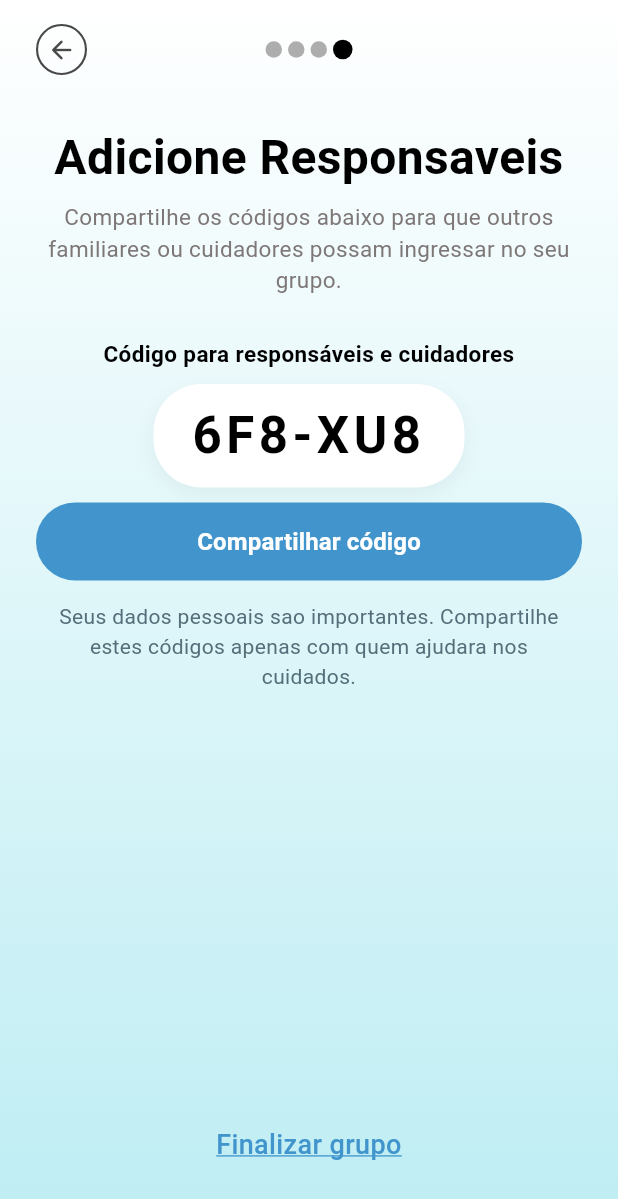
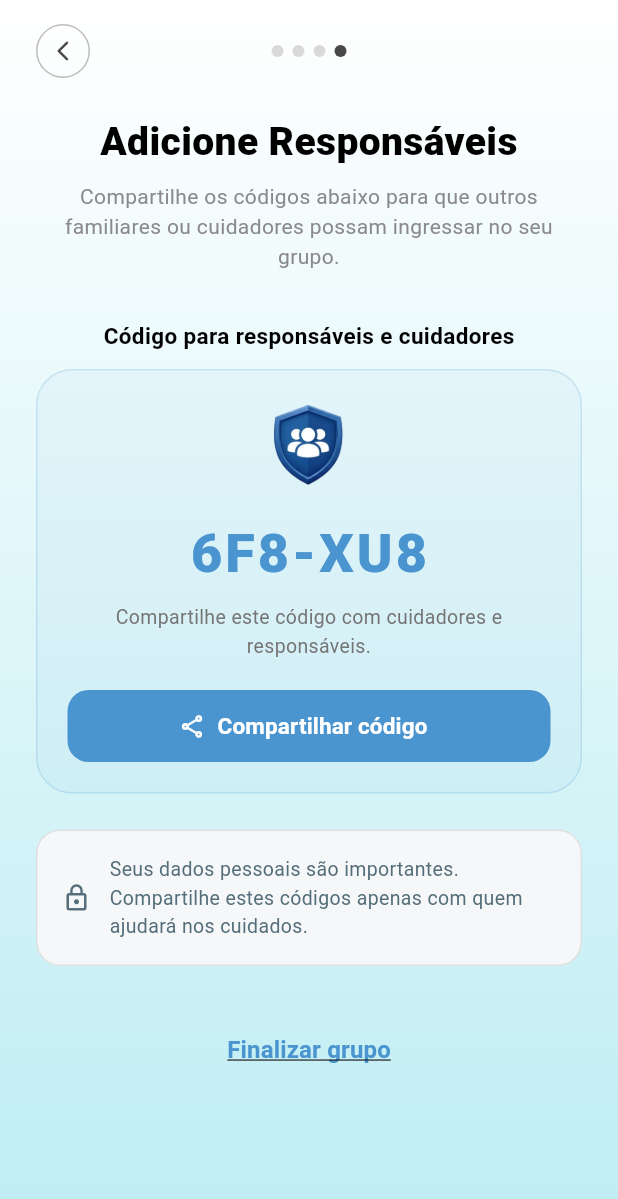
Before and after one commit to guiresteves/AgendaCare, a Flutter app: the AddPersonsPage widget shown alone on an empty page, opened directly with empty values, on a phone screen of 412 x 824 dp. Shown: the top 1199 px of the screen. Run offline on Flutter 3.47's test engine with Material 3 defaults, Android fonts, the phone set to English and light mode, and no system bars; our stand-ins replace cloud_firestore, firebase_auth, firebase_core, flutter_svg; accounts and stored records are empty.

Commit message:
feat: mudando ux da jornada de criar um grupo e finalizando

```diff
--- a/lib/presentation/pages/add_family_dependents_page.dart
+++ b/lib/presentation/pages/add_family_dependents_page.dart
@@ -100,7 +100,43 @@ class _AddDependentsPageState extends State<AddDependentsPage> {
               style: TextStyle(fontSize: 15, color: Color(0xFF8A8A8A)),
             ),
             const SizedBox(height: 28),
-            ..._dependentes.asMap().entries.map((entry) {
+            if (_dependentes.isEmpty) ...[
+              Expanded(
+                child: Column(
+                  mainAxisAlignment: MainAxisAlignment.center,
+                  children: [
+                    Image.asset(
+                      'assets/images/add_dependet-Photoroom.png',
+                      height: 200,
+                      fit: BoxFit.contain,
+                    ),
+                    const SizedBox(height: 28),
+                    const Text(
+                      'Ainda não há dependentes',
+                      textAlign: TextAlign.center,
+                      style: TextStyle(
+                        fontSize: 18,
+                        fontWeight: FontWeight.w700,
+                        color: Colors.black87,
+                      ),
+                    ),
+                    const SizedBox(height: 12),
+                    const Padding(
+                      padding: EdgeInsets.symmetric(horizontal: 24),
+                      child: Text(
+                        'Adicione um dependente para gerar os códigos de acesso e convidar todas as pessoas envolvidas no cuidado.',
+                        textAlign: TextAlign.center,
+                        style: TextStyle(
+                          fontSize: 14,
+                          color: Color(0xFF8A8A8A),
+                        ),
+                      ),
+                    ),
+                  ],
+                ),
+              ),
+            ] else ...[
+              ...(_dependentes.asMap().entries.map((entry) {
                 final i = entry.key;
                 final d = entry.value;
                 return Padding(
@@ -196,10 +232,12 @@ class _AddDependentsPageState extends State<AddDependentsPage> {
                               ),
                               decoration: BoxDecoration(
                                 color: d.usaApp
-                                  ? const Color(0xFF34C759).withValues(
-                                      alpha: 0.15)
-                                  : const Color(0xFF9E9E9E).withValues(
-                                      alpha: 0.15),
+                                    ? const Color(
+                                        0xFF34C759,
+                                      ).withValues(alpha: 0.15)
+                                    : const Color(
+                                        0xFF9E9E9E,
+                                      ).withValues(alpha: 0.15),
                                 borderRadius: BorderRadius.circular(12),
                               ),
                               child: Text(
@@ -219,8 +257,8 @@ class _AddDependentsPageState extends State<AddDependentsPage> {
                     ),
                   ),
                 );
-            }),
-            const Spacer(),
+              }).toList()),
+            ],
             const SizedBox(height: 24),
             SizedBox(
               width: double.infinity,
--- a/lib/presentation/pages/share_family_code_page.dart
+++ b/lib/presentation/pages/share_family_code_page.dart
@@ -41,10 +41,14 @@ class _AddPersonsPageState extends State<AddPersonsPage> {
   String _gerarCodigo() {
     const chars = 'ABCDEFGHJKLMNPQRSTUVWXYZ23456789';
     final rand = Random.secure();
-    final parte1 =
-        List.generate(3, (_) => chars[rand.nextInt(chars.length)]).join();
-    final parte2 =
-        List.generate(3, (_) => chars[rand.nextInt(chars.length)]).join();
+    final parte1 = List.generate(
+      3,
+      (_) => chars[rand.nextInt(chars.length)],
+    ).join();
+    final parte2 = List.generate(
+      3,
+      (_) => chars[rand.nextInt(chars.length)],
+    ).join();
     return '$parte1-$parte2';
   }
 
@@ -56,10 +60,8 @@ class _AddPersonsPageState extends State<AddPersonsPage> {
       final db = FirebaseFirestore.instance;
 
       final codigoResponsavel = _gerarCodigo();
-      final temDependenteComApp =
-          widget.dependentes.any((d) => d.usaApp);
-      final codigoDependente =
-          temDependenteComApp ? _gerarCodigo() : null;
+      final temDependenteComApp = widget.dependentes.any((d) => d.usaApp);
+      final codigoDependente = temDependenteComApp ? _gerarCodigo() : null;
 
       final grupoRef = await db.collection('grupos').add({
         'nome': widget.nomeGrupo,
@@ -70,10 +72,9 @@ class _AddPersonsPageState extends State<AddPersonsPage> {
         if (codigoDependente != null) 'codigoDependente': codigoDependente,
       });
 
-      await db
-          .collection('usuarios')
-          .doc(user.uid)
-          .set({'grupoId': grupoRef.id}, SetOptions(merge: true));
+      await db.collection('usuarios').doc(user.uid).set({
+        'grupoId': grupoRef.id,
+      }, SetOptions(merge: true));
 
       await db
           .collection('grupos')
@@ -96,7 +97,6 @@ class _AddPersonsPageState extends State<AddPersonsPage> {
             .add({
               'nome': dep.nome,
               'usaApp': dep.usaApp,
-
               'criadoEm': FieldValue.serverTimestamp(),
             });
       }
@@ -129,10 +129,6 @@ class _AddPersonsPageState extends State<AddPersonsPage> {
     );
   }
 
-  void _compartilhar(String codigo) {
-    _copiar(codigo);
-  }
-
   @override
   Widget build(BuildContext context) {
     if (_criando) {
@@ -144,108 +140,118 @@ class _AddPersonsPageState extends State<AddPersonsPage> {
     }
 
     return GradientScreenLayout(
+      child: SingleChildScrollView(
         child: Column(
-        crossAxisAlignment: CrossAxisAlignment.stretch,
-        mainAxisAlignment: MainAxisAlignment.spaceBetween,
-        children: [
-          Column(
           crossAxisAlignment: CrossAxisAlignment.stretch,
           children: [
             Row(
               children: [
-                  InkWell(
-                    borderRadius: BorderRadius.circular(20),
-                    onTap: () => Navigator.pop(context),
-                    child: Container(
-                      width: 34,
-                      height: 34,
+                Container(
+                  width: 36,
+                  height: 36,
                   decoration: BoxDecoration(
                     shape: BoxShape.circle,
-                        border: Border.all(
-                          color: const Color(0xFF484848),
-                          width: 1.4,
+                    border: Border.all(color: const Color(0xFFBDBDBD)),
                   ),
-                      ),
-                      child: const Icon(
-                        Icons.arrow_back_rounded,
-                        size: 20,
+                  child: IconButton(
+                    padding: EdgeInsets.zero,
+                    onPressed: () => Navigator.pop(context),
+                    icon: const Icon(
+                      Icons.arrow_back_ios_new_rounded,
+                      size: 16,
                       color: Color(0xFF484848),
                     ),
                   ),
                 ),
-                  const Expanded(
-                    child: Row(
-                      mainAxisAlignment: MainAxisAlignment.center,
+                const Spacer(),
+                const Row(
                   children: [
                     _ProgressDot(isActive: false),
-                        SizedBox(width: 4),
+                    SizedBox(width: 6),
                     _ProgressDot(isActive: false),
-                        SizedBox(width: 4),
+                    SizedBox(width: 6),
                     _ProgressDot(isActive: false),
-                        SizedBox(width: 4),
+                    SizedBox(width: 6),
                     _ProgressDot(isActive: true),
                   ],
                 ),
-                  ),
-                  const SizedBox(width: 34),
+                const Spacer(),
+                const SizedBox(width: 36),
               ],
             ),
-              const SizedBox(height: 32),
+            const SizedBox(height: 24),
             const Text(
-                'Adicione Responsaveis',
+              'Adicione Responsáveis',
               textAlign: TextAlign.center,
               style: TextStyle(
-                  fontSize: 32,
-                  fontWeight: FontWeight.w700,
-                  color: Colors.black,
+                fontSize: 26,
+                fontWeight: FontWeight.w800,
+                color: Color.fromARGB(255, 0, 0, 0),
               ),
             ),
-              const SizedBox(height: 6),
+            const SizedBox(height: 8),
             const Text(
               'Compartilhe os códigos abaixo para que outros familiares ou cuidadores possam ingressar no seu grupo.',
               textAlign: TextAlign.center,
-                style: TextStyle(
-                  fontSize: 15,
-                  fontWeight: FontWeight.w400,
-                  color: Color(0xFF7E7777),
-                  height: 1.4,
+              style: TextStyle(fontSize: 14, color: Color(0xFF8A8A8A)),
             ),
-              ),
-              const SizedBox(height: 28),
+            const SizedBox(height: 32),
             _CodigoCard(
               titulo: 'Código para responsáveis e cuidadores',
+              subtitulo:
+                  'Compartilhe este código com cuidadores e responsáveis.',
               codigo: _codigoResponsavel,
-                onCopiar: () => _copiar(_codigoResponsavel),
-                onCompartilhar: () => _compartilhar(_codigoResponsavel),
+              icon: Image.asset(
+                'assets/images/cuidadores-Photoroom.png',
+                width: 60,
+                height: 60,
+                fit: BoxFit.contain,
+              ),
+              color: const Color(0xFF4A94CF),
+              onCompartilhar: () => _copiar(_codigoResponsavel),
             ),
             if (_temDependenteComApp && _codigoDependente != null) ...[
-                const SizedBox(height: 16),
+              const SizedBox(height: 20),
               _CodigoCard(
-                  titulo: 'Código para dependentes',
+                titulo: 'Código para dependente',
+                subtitulo:
+                    'Compartilhe este código com o dependente para que ele também possa acessar o grupo.',
                 codigo: _codigoDependente!,
-                  onCopiar: () => _copiar(_codigoDependente!),
-                  onCompartilhar: () => _compartilhar(_codigoDependente!),
+                icon: Image.asset(
+                  'assets/images/dependente-Photoroom.png',
+                  width: 60,
+                  height: 60,
+                  fit: BoxFit.contain,
+                ),
+                color: const Color(0xFF66BB6A),
+                onCompartilhar: () => _copiar(_codigoDependente!),
               ),
             ],
-              const SizedBox(height: 14),
-              const Padding(
-                padding: EdgeInsets.symmetric(horizontal: 4),
+            const SizedBox(height: 24),
+            Container(
+              padding: const EdgeInsets.all(16),
+              decoration: BoxDecoration(
+                color: const Color(0xFFF5F7F9),
+                borderRadius: BorderRadius.circular(16),
+                border: Border.all(color: const Color(0xFFE0E0E0)),
+              ),
+              child: const Row(
+                children: [
+                  Icon(Icons.lock_outline, size: 20, color: Color(0xFF546E7A)),
+                  SizedBox(width: 12),
+                  Expanded(
                     child: Text(
-                  'Seus dados pessoais sao importantes. Compartilhe estes códigos apenas com quem ajudara nos cuidados.',
-                  textAlign: TextAlign.center,
-                  style: TextStyle(
-                    fontSize: 14,
-                    color: Color(0xFF546E7A),
-                    height: 1.4,
-                  ),
+                      'Seus dados pessoais são importantes. Compartilhe estes códigos apenas com quem ajudará nos cuidados.',
+                      style: TextStyle(fontSize: 13, color: Color(0xFF546E7A)),
                     ),
                   ),
                 ],
               ),
-          Column(
-            children: [
-              GestureDetector(
-                onTap: () {
+            ),
+            const SizedBox(height: 32),
+            Center(
+              child: TextButton(
+                onPressed: () {
                   Navigator.pushAndRemoveUntil(
                     context,
                     MaterialPageRoute(
@@ -256,20 +262,18 @@ class _AddPersonsPageState extends State<AddPersonsPage> {
                 },
                 child: const Text(
                   'Finalizar grupo',
-                  textAlign: TextAlign.center,
                   style: TextStyle(
-                    fontSize: 18,
-                    fontWeight: FontWeight.w500,
-                    color: Color(0xFF4195CC),
+                    fontSize: 16,
+                    fontWeight: FontWeight.w700,
+                    color: Color(0xFF4A94CF),
                     decoration: TextDecoration.underline,
-                    decorationColor: Color(0xFF4195CC),
                   ),
                 ),
               ),
-              const SizedBox(height: 32),
+            ),
+            const SizedBox(height: 24),
           ],
         ),
-        ],
       ),
     );
   }
@@ -277,73 +281,89 @@ class _AddPersonsPageState extends State<AddPersonsPage> {
 
 class _CodigoCard extends StatelessWidget {
   final String titulo;
+  final String subtitulo;
   final String codigo;
-  final VoidCallback onCopiar;
+  final Widget icon;
+  final Color color;
   final VoidCallback onCompartilhar;
 
   const _CodigoCard({
     required this.titulo,
+    required this.subtitulo,
     required this.codigo,
-    required this.onCopiar,
+    required this.icon,
+    required this.color,
     required this.onCompartilhar,
   });
 
   @override
   Widget build(BuildContext context) {
     return Column(
+      crossAxisAlignment: CrossAxisAlignment.center,
       children: [
         Text(
           titulo,
+          style: const TextStyle(
+            fontSize: 15,
+            fontWeight: FontWeight.w700,
+            color: Color.fromARGB(255, 0, 0, 0),
+          ),
+        ),
+        const SizedBox(height: 12),
+        Container(
+          padding: const EdgeInsets.all(20),
+          decoration: BoxDecoration(
+            color: color.withValues(alpha: 0.05),
+            borderRadius: BorderRadius.circular(24),
+            border: Border.all(color: color.withValues(alpha: 0.2), width: 1),
+          ),
+          child: Column(
+            children: [
+              icon,
+              const SizedBox(height: 16),
+              Text(
+                codigo,
+                style: TextStyle(
+                  fontSize: 36,
+                  fontWeight: FontWeight.w900,
+                  letterSpacing: 2,
+                  color: color,
+                ),
+              ),
+              const SizedBox(height: 8),
+              Padding(
+                padding: const EdgeInsets.symmetric(horizontal: 20),
+                child: Text(
+                  subtitulo,
                   textAlign: TextAlign.center,
                   style: const TextStyle(
-            fontSize: 15,
-            fontWeight: FontWeight.w600,
-            color: Colors.black,
+                    fontSize: 13,
+                    color: Color(0xFF757575),
                   ),
                 ),
-        const SizedBox(height: 10),
-        GestureDetector(
-          onTap: onCopiar,
-          child: Container(
-            padding: const EdgeInsets.symmetric(horizontal: 26, vertical: 10),
-            decoration: BoxDecoration(
-              color: Colors.white,
-              borderRadius: BorderRadius.circular(32),
-              boxShadow: const [
-                BoxShadow(
-                  color: Color.fromRGBO(0, 0, 0, 0.05),
-                  blurRadius: 10,
-                  offset: Offset(0, 4),
               ),
-              ],
+              const SizedBox(height: 20),
+              SizedBox(
+                width: double.infinity,
+                height: 48,
+                child: ElevatedButton.icon(
+                  onPressed: onCompartilhar,
+                  icon: const Icon(Icons.share_outlined, size: 18),
+                  label: const Text(
+                    'Compartilhar código',
+                    style: TextStyle(fontSize: 15, fontWeight: FontWeight.w600),
                   ),
-            child: Text(
-              codigo,
-              textAlign: TextAlign.center,
-              style: const TextStyle(
-                fontSize: 34,
-                fontWeight: FontWeight.w700,
-                letterSpacing: 3,
-                color: Colors.black,
+                  style: ElevatedButton.styleFrom(
+                    backgroundColor: color,
+                    foregroundColor: Colors.white,
+                    elevation: 0,
+                    shape: RoundedRectangleBorder(
+                      borderRadius: BorderRadius.circular(14),
                     ),
                   ),
                 ),
               ),
-        const SizedBox(height: 10),
-        ElevatedButton(
-          onPressed: onCompartilhar,
-          style: ElevatedButton.styleFrom(
-            backgroundColor: const Color(0xFF4195CC),
-            foregroundColor: Colors.white,
-            minimumSize: const Size.fromHeight(52),
-            elevation: 0,
-            shape: RoundedRectangleBorder(
-              borderRadius: BorderRadius.circular(30),
-            ),
-          ),
-          child: const Text(
-            'Compartilhar código',
-            style: TextStyle(fontSize: 16, fontWeight: FontWeight.w600),
+            ],
           ),
         ),
       ],
@@ -361,29 +381,16 @@ class _LoadingGrupo extends StatelessWidget {
         child: Column(
           mainAxisAlignment: MainAxisAlignment.center,
           children: [
-            const SizedBox(
-              width: 60,
-              height: 60,
-              child: CircularProgressIndicator(
-                strokeWidth: 3,
-                valueColor: AlwaysStoppedAnimation<Color>(Color(0xFF4195CC)),
+            const CircularProgressIndicator(
+              valueColor: AlwaysStoppedAnimation<Color>(Color(0xFF4A94CF)),
             ),
-            ),
-            const SizedBox(height: 28),
+            const SizedBox(height: 24),
             const Text(
               'Criando seu grupo...',
               style: TextStyle(
-                fontSize: 20,
-                fontWeight: FontWeight.w600,
-                color: Colors.black87,
-              ),
-            ),
-            const SizedBox(height: 8),
-            Text(
-              'Isso vai levar só um momento',
-              style: TextStyle(
-                fontSize: 15,
-                color: Colors.black.withValues(alpha: 0.5),
+                fontSize: 18,
+                fontWeight: FontWeight.w700,
+                color: Color.fromARGB(255, 0, 0, 0),
               ),
             ),
           ],
@@ -405,27 +412,16 @@ class _ErroGrupo extends StatelessWidget {
         child: Column(
           mainAxisAlignment: MainAxisAlignment.center,
           children: [
-            const Icon(Icons.error_outline, size: 60, color: Colors.redAccent),
-            const SizedBox(height: 20),
+            const Icon(Icons.error_outline, size: 48, color: Colors.redAccent),
+            const SizedBox(height: 16),
             Text(
               mensagem,
               textAlign: TextAlign.center,
-              style: const TextStyle(
-                fontSize: 16,
-                fontWeight: FontWeight.w500,
-                color: Colors.black87,
+              style: const TextStyle(fontSize: 16, fontWeight: FontWeight.w600),
             ),
-            ),
-            const SizedBox(height: 28),
+            const SizedBox(height: 24),
             ElevatedButton(
               onPressed: () => Navigator.pop(context),
-              style: ElevatedButton.styleFrom(
-                backgroundColor: const Color(0xFF4195CC),
-                foregroundColor: Colors.white,
-                shape: RoundedRectangleBorder(
-                  borderRadius: BorderRadius.circular(30),
-                ),
-              ),
               child: const Text('Voltar'),
             ),
           ],
@@ -442,15 +438,12 @@ class _ProgressDot extends StatelessWidget {
 
   @override
   Widget build(BuildContext context) {
-    return AnimatedContainer(
-      duration: const Duration(milliseconds: 300),
-      width: isActive ? 13 : 11,
-      height: isActive ? 13 : 11,
+    return Container(
+      width: 8,
+      height: 8,
       decoration: BoxDecoration(
-        color: isActive
-            ? const Color.fromARGB(255, 0, 0, 0)
-            : const Color.fromARGB(255, 173, 173, 173),
-        borderRadius: BorderRadius.circular(8),
+        shape: BoxShape.circle,
+        color: isActive ? const Color(0xFF484848) : const Color(0xFFD9D9D9),
       ),
     );
   }
```
Also changed, not shown: assets/images/add_dependet-Photoroom.png (added), assets/images/cuidadores-Photoroom.png (added), assets/images/dependente-Photoroom.png (added). Lines whose indentation alone changed are shown as unchanged.
